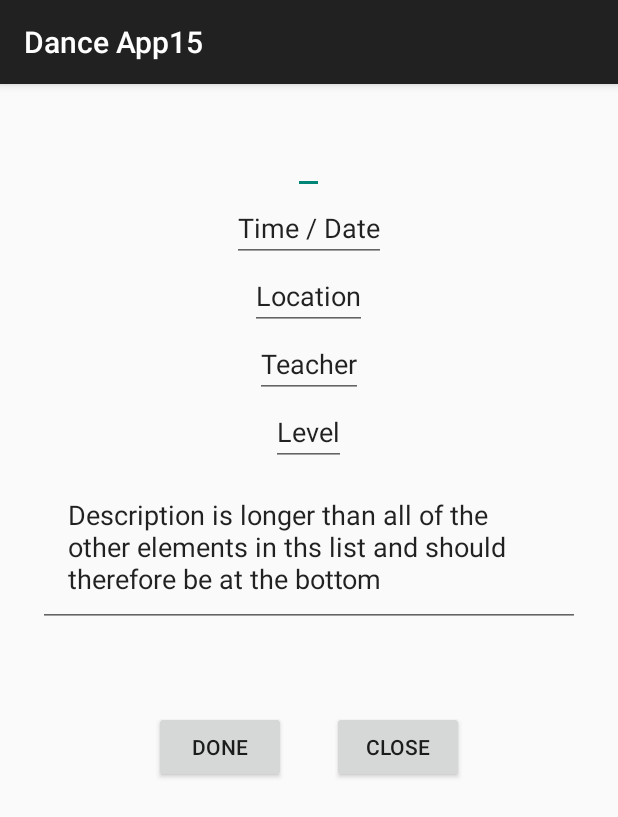
After one commit to Didoniac/Dance-App15, an Android app: the fragment CreateEditCourse shown on its own in the app's theme, on a phone screen of 412 x 824 dp. The commit adds this screen. Shown: the top 817 px of the screen. Run offline under Robolectric (Android 15) with nearby library versions, the phone set to English and light mode, and no system bars; 2 statements that could not run were skipped.

Commit message:
Fragment redigera/skapa kurs Johan

```diff
--- a/app/src/main/java/com/example/umyhpuscdi/danceapp15/AdminActivity.java
+++ b/app/src/main/java/com/example/umyhpuscdi/danceapp15/AdminActivity.java
@@ -3,6 +3,7 @@ package com.example.umyhpuscdi.danceapp15;
 import android.app.Activity;
 import android.os.Bundle;
 import android.support.design.widget.FloatingActionButton;
+import android.support.v4.app.Fragment;
 import android.support.v7.app.AppCompatActivity;
 import android.view.View;
 
@@ -12,7 +13,10 @@ import org.json.JSONObject;
 /**
  * Created by umyhpuscdi on 2016-04-08.
  */
-public class AdminActivity extends AppCompatActivity {
+public class AdminActivity extends AppCompatActivity{
+
+    String contextTestJohan = "Hej";
+
     @Override
     protected void onCreate(Bundle savedInstanceState) {
         super.onCreate(savedInstanceState);
--- a/app/src/main/java/com/example/umyhpuscdi/danceapp15/Course.java
+++ b/app/src/main/java/com/example/umyhpuscdi/danceapp15/Course.java
@@ -9,10 +9,14 @@ public class Course {
     String title; ///Den här använder vi för namnet på kursen
     String description; ///Den här byter vi ut mot
     int id; ///Används för att komma åt kursen via HTTP-anrop
+    String teacher;
+    String location;
+    String level;
+    String timeAndDate;
 
     public Course(){}
 
-    public Course(boolean done, String title, String description, int id){
+    public Course(boolean done, String title, String description, int id,){
 
         this.done = done;
         this.title = title;
--- /dev/null
+++ b/app/src/main/java/com/example/umyhpuscdi/danceapp15/CreateEditCourse.java
@@ -0,0 +1,83 @@
+package com.example.umyhpuscdi.danceapp15;
+
+
+import android.os.Bundle;
+import android.support.v4.app.Fragment;
+import android.view.LayoutInflater;
+import android.view.View;
+import android.view.ViewGroup;
+import android.widget.Button;
+import android.widget.EditText;
+
+import org.json.JSONException;
+import org.json.JSONObject;
+
+
+/**
+ * A simple {@link Fragment} subclass.
+ */
+public class CreateEditCourse extends Fragment {
+
+    EditText editTitle, editTeacher, editTimeAndDate, editLocation, editDescription, editLevel;
+    Button buttonDone, buttonCancel;
+    AdminActivity adminActivity;
+    String contextTestTitle;
+
+
+    public CreateEditCourse() {
+        // Required empty public constructor
+    }
+
+
+
+    @Override
+    public View onCreateView(LayoutInflater inflater, ViewGroup container,
+                             Bundle savedInstanceState) {
+        // Inflate the layout for this fragment
+
+        adminActivity = (AdminActivity)getActivity();
+
+        contextTestTitle = adminActivity.contextTestJohan;
+
+
+        View v = inflater.inflate(R.layout.fragment_create_edit_course, container, false);
+        editTeacher = (EditText)v.findViewById(R.id.teacher);
+        editDescription = (EditText)v.findViewById(R.id.description);
+        editLevel = (EditText)v.findViewById(R.id.level);
+        editLocation = (EditText)v.findViewById(R.id.place);
+        editTimeAndDate = (EditText)v.findViewById(R.id.timeAndDate);
+        editTitle = (EditText)v.findViewById(R.id.title);
+
+        buttonCancel = (Button)v.findViewById(R.id.buttonCancel);
+        buttonDone = (Button)v.findViewById(R.id.buttonDone);
+
+        editTitle.setText(contextTestTitle);
+
+        buttonDone.setOnClickListener(new View.OnClickListener() {
+            @Override
+            public void onClick(View v) {
+                JSONObject object = new JSONObject();
+                try {
+                    object.put("title", contextTestTitle);
+                } catch (JSONException e) {
+                    e.printStackTrace();
+                }
+                AsyncCourse asyncCourse = new AsyncCourse(adminActivity, object,0);
+                asyncCourse.execute("POST", "lists/" + "258/" + "tasks/");
+            }
+        });
+        buttonCancel.setOnClickListener(new View.OnClickListener() {
+            @Override
+            public void onClick(View v) {
+
+                getFragmentManager().popBackStack();
+            }
+        });
+
+
+
+        return v;
+    }
+
+
+}
--- /dev/null
+++ b/app/src/main/res/layout/fragment_create_edit_course.xml
@@ -0,0 +1,85 @@
+<RelativeLayout xmlns:android="http://schemas.android.com/apk/res/android"
+    xmlns:tools="http://schemas.android.com/tools" android:layout_width="match_parent"
+    android:layout_height="match_parent"
+    tools:context="com.example.umyhpuscdi.danceapp15.CreateEditCourse">
+
+    <!-- TODO: Update blank fragment layout -->
+
+    <LinearLayout
+        android:id="@+id/linLay"
+        android:layout_margin="25dp"
+        android:layout_width="match_parent"
+        android:layout_height="wrap_content"
+        android:orientation="vertical"
+        android:gravity="center">
+
+        <EditText
+            android:textSize="20sp"
+            android:id="@+id/title"
+            android:layout_width="wrap_content"
+            android:layout_height="wrap_content"
+            android:text="Title" />
+
+        <EditText
+            android:id="@+id/timeAndDate"
+            android:layout_width="wrap_content"
+            android:layout_height="wrap_content"
+            android:text="Time / Date" />
+
+        <EditText
+            android:id="@+id/place"
+            android:layout_width="wrap_content"
+            android:layout_height="wrap_content"
+            android:text="Location" />
+
+        <EditText
+            android:id="@+id/teacher"
+            android:layout_width="wrap_content"
+            android:layout_height="wrap_content"
+            android:text="Teacher" />
+
+        <EditText
+            android:id="@+id/level"
+            android:layout_width="wrap_content"
+            android:layout_height="wrap_content"
+            android:text="Level" />
+
+        <EditText
+            android:padding="20dp"
+            android:id="@+id/description"
+            android:layout_width="wrap_content"
+            android:layout_height="wrap_content"
+            android:text="Description is longer than all of the other elements in ths list and should therefore be at the bottom" />
+
+
+
+    </LinearLayout>
+
+    <RelativeLayout
+        android:layout_margin="15dp"
+        android:layout_below="@id/linLay"
+        android:layout_width="wrap_content"
+        android:layout_height="wrap_content"
+        android:layout_centerHorizontal="true"
+        >
+
+        <Button
+            android:text="done"
+            android:layout_margin="15dp"
+            android:id="@+id/buttonDone"
+            android:layout_width="wrap_content"
+            android:layout_height="wrap_content" />
+        <Button
+            android:layout_margin="15dp"
+            android:text="Close"
+            android:layout_toRightOf="@id/buttonDone"
+            android:id="@+id/buttonCancel"
+            android:layout_width="wrap_content"
+            android:layout_height="wrap_content" />
+
+    </RelativeLayout>
+
+
+
+
+</RelativeLayout>
--- a/app/src/main/res/values/strings.xml
+++ b/app/src/main/res/values/strings.xml
@@ -4,4 +4,7 @@
     <string name="hello_world">Hello world!</string>
     <string name="action_log_in">Log in (Admin)</string>
     <string name="action_settings">Settings</string>
+
+<!-- TODO: Remove or change this placeholder text -->
+    <string name="hello_blank_fragment">Hello blank fragment</string>
 </resources>
```
Also changed, not shown: 3 other files.
